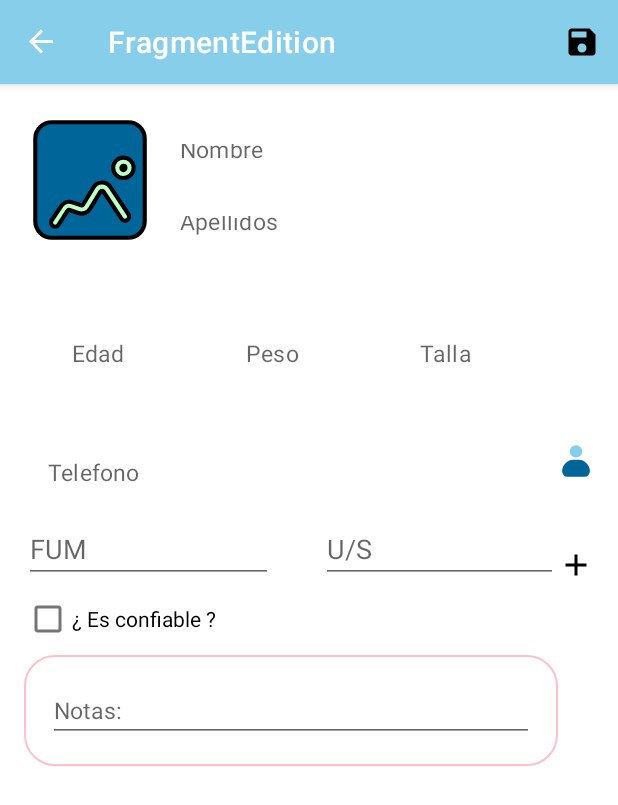
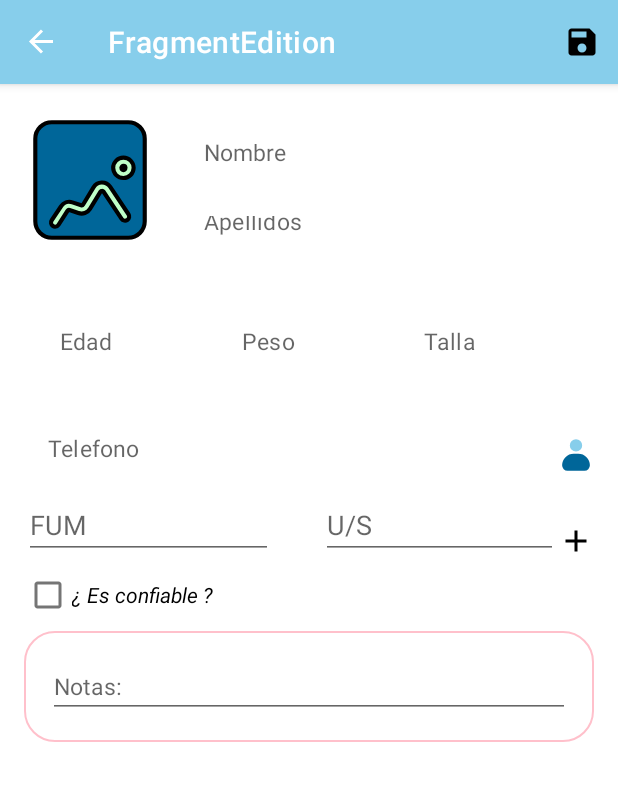
Before and after one commit to jander96/Gestantes-Control, an Android app: the FragmentEdition screen opened through its navigation route, on a phone screen of 412 x 824 dp. Shown: the top 805 px of the screen. Run offline under Robolectric (Android 15) with nearby library versions, the phone set to English and light mode, and no system bars; our stand-ins replace Dagger/Hilt's generated code, Room's generated code, navigation-ui.

```diff
--- a/app/src/main/java/com/devj/gestantescontrol/presenter/ui/adapters/PregnantAdapter.kt
+++ b/app/src/main/java/com/devj/gestantescontrol/presenter/ui/adapters/PregnantAdapter.kt
@@ -1,5 +1,6 @@
 package com.devj.gestantescontrol.presenter.ui.adapters
 
+import android.net.Uri
 import android.view.LayoutInflater
 import android.view.View
 import android.view.ViewGroup
@@ -32,6 +33,7 @@ class PregnantAdapter (private val onPressed: (pregnant: PregnantUI) -> Unit) :
         fun bind(pregnant: PregnantUI) {
             binding.tvNombre.text = pregnant.name
             binding.tvSemanas.text = pregnant.gestationalAgeByFUM
+            binding.iVGestante.setImageURI(Uri.parse(pregnant.photo))
 
         }
     }
--- a/app/src/main/java/com/devj/gestantescontrol/presenter/ui/view/homescreen/FragmentHome.kt
+++ b/app/src/main/java/com/devj/gestantescontrol/presenter/ui/view/homescreen/FragmentHome.kt
@@ -85,7 +85,6 @@ class FragmentHome : Fragment(R.layout.fragment_home) {
         state.pregnantList.collect{
             homeAdapter.submitList(it)
         }
-        if (state.isDataBaseEmpty) binding.contenidoLayout.textvTest.text = "La base de datos esta vacia"
     }
 
     private fun setupRecyclerView() {
--- a/app/src/main/res/layout/fragment_detail.xml
+++ b/app/src/main/res/layout/fragment_detail.xml
@@ -16,7 +16,7 @@
     <androidx.constraintlayout.widget.ConstraintLayout
         android:id="@+id/layout_header"
         android:layout_width="match_parent"
-        android:layout_height="wrap_content"
+        android:layout_height="150dp"
         android:background="@drawable/background_cardprofile"
         app:layout_constraintStart_toStartOf="parent"
         app:layout_constraintTop_toTopOf="parent">
--- a/app/src/main/res/layout/fragment_edicion.xml
+++ b/app/src/main/res/layout/fragment_edicion.xml
@@ -2,42 +2,49 @@
 <androidx.core.widget.NestedScrollView xmlns:android="http://schemas.android.com/apk/res/android"
     xmlns:app="http://schemas.android.com/apk/res-auto"
     android:layout_width="match_parent"
-    android:layout_height="match_parent">
+    android:layout_height="match_parent"
+    xmlns:tools="http://schemas.android.com/tools">
 
     <androidx.constraintlayout.widget.ConstraintLayout
         android:layout_width="match_parent"
         android:layout_height="match_parent"
         android:padding="16dp">
+
         <ImageView
             android:id="@+id/foto"
             android:layout_width="88dp"
             android:layout_height="88dp"
             android:scaleType="centerCrop"
+            android:src="@drawable/image_galery_pick"
+            app:layout_constraintBottom_toBottomOf="@id/input_layout_nombre"
+            app:layout_constraintEnd_toStartOf="@id/input_layout_nombre"
             app:layout_constraintStart_toStartOf="parent"
-            app:layout_constraintEnd_toStartOf="@id/input_layout_nombre"
-            app:layout_constraintTop_toTopOf="@id/input_layout_nombre"
-            app:layout_constraintBottom_toBottomOf="@id/input_layout_nombre"
-            android:src="@drawable/image_galery_pick" />
+            app:layout_constraintTop_toTopOf="@id/input_layout_nombre" />
 
         <com.google.android.material.textfield.TextInputLayout
             android:id="@+id/input_layout_nombre"
             android:layout_width="0dp"
             android:layout_height="wrap_content"
+            android:layout_marginStart="16dp"
             app:layout_constraintEnd_toEndOf="parent"
             app:layout_constraintStart_toEndOf="@id/foto"
             app:layout_constraintTop_toTopOf="parent">
+
             <LinearLayout
                 android:layout_width="match_parent"
                 android:layout_height="wrap_content"
                 android:orientation="vertical">
+
                 <EditText
                     android:id="@+id/et_nombre"
+                    style="@style/Widget.Material3.AutoCompleteTextView.FilledBox.Dense"
                     android:layout_width="match_parent"
                     android:layout_height="48dp"
                     android:hint="Nombre"
                     android:imeOptions="actionNext"
                     android:inputType="textPersonName|textCapWords"
                     android:textSize="15sp" />
+
                 <EditText
                     android:id="@+id/et_apellidos"
                     android:layout_width="match_parent"
@@ -45,27 +52,27 @@
                     android:hint="Apellidos"
                     android:imeOptions="actionNext"
                     android:inputType="textPersonName|textCapWords"
-                    android:textSize="15sp"/>
+                    android:textSize="15sp" />
             </LinearLayout>
 
 
         </com.google.android.material.textfield.TextInputLayout>
 
-
         <com.google.android.material.textfield.TextInputLayout
             android:id="@+id/input_layout_edad"
             android:layout_width="0dp"
             android:layout_height="wrap_content"
-            android:padding="16dp"
+            android:padding="8dp"
+            app:errorEnabled="true"
+            app:layout_constraintEnd_toEndOf="parent"
             app:layout_constraintStart_toStartOf="parent"
-            app:layout_constraintEnd_toEndOf="parent"
-            app:layout_constraintTop_toBottomOf="@id/input_layout_nombre"
-            app:errorEnabled="true">
+            app:layout_constraintTop_toBottomOf="@id/input_layout_nombre">
 
             <LinearLayout
                 android:layout_width="match_parent"
                 android:layout_height="wrap_content"
                 android:orientation="horizontal">
+
                 <EditText
                     android:id="@+id/et_edad"
                     android:layout_width="wrap_content"
@@ -75,6 +82,7 @@
                     android:imeOptions="actionNext"
                     android:inputType="number"
                     android:textSize="15sp" />
+
                 <EditText
                     android:id="@+id/et_peso"
                     android:layout_width="wrap_content"
@@ -84,6 +92,7 @@
                     android:imeOptions="actionNext"
                     android:inputType="numberDecimal"
                     android:textSize="15sp" />
+
                 <EditText
                     android:id="@+id/et_talla"
                     android:layout_width="wrap_content"
@@ -96,21 +105,20 @@
             </LinearLayout>
         </com.google.android.material.textfield.TextInputLayout>
 
-
         <com.google.android.material.textfield.TextInputLayout
             android:id="@+id/input_layout_telefono"
             android:layout_width="match_parent"
             android:layout_height="wrap_content"
+            android:layout_marginTop="8dp"
             android:orientation="horizontal"
-                android:layout_marginTop="8dp"
             app:layout_constraintStart_toStartOf="parent"
             app:layout_constraintTop_toBottomOf="@id/input_layout_edad">
 
             <LinearLayout
                 android:layout_width="match_parent"
                 android:layout_height="wrap_content"
-                    android:orientation="horizontal"
-                    android:gravity="start|center">
+                android:gravity="start|center"
+                android:orientation="horizontal">
 
                 <EditText
                     android:id="@+id/et_telefono"
@@ -120,20 +128,18 @@
                     android:hint="@string/telefono"
                     android:imeOptions="actionNext"
                     android:inputType="phone"
-                        android:textSize="15sp"/>
+                    android:textSize="15sp" />
+
                 <ImageView
                     android:id="@+id/ibtn_telefono"
                     android:layout_width="32dp"
                     android:layout_height="32dp"
+                    android:layout_gravity="bottom"
                     android:layout_weight="1"
-                        android:src="@drawable/ic_contact"
-                        />
+                    android:src="@drawable/ic_contact" />
             </LinearLayout>
 
-
         </com.google.android.material.textfield.TextInputLayout>
-
-
 
         <LinearLayout
             android:id="@+id/layout_btn_calendarios"
@@ -141,101 +147,110 @@
             android:layout_height="wrap_content"
             android:layout_marginTop="8dp"
             android:orientation="horizontal"
-            app:layout_constraintTop_toBottomOf="@id/input_layout_telefono"
+            app:layout_constraintEnd_toStartOf="@id/iv_add_us"
             app:layout_constraintStart_toStartOf="parent"
-            app:layout_constraintEnd_toStartOf="@id/iv_add_us"
-            >
+            app:layout_constraintTop_toBottomOf="@id/input_layout_telefono">
+
             <EditText
                 android:id="@+id/btn_fum"
                 android:layout_width="wrap_content"
                 android:layout_height="wrap_content"
-                android:hint="FUM"
+                android:layout_marginEnd="16dp"
                 android:layout_weight="1"
-                android:layout_marginEnd="16dp"
-                />
+                android:hint="FUM" />
+
             <LinearLayout
                 android:layout_width="wrap_content"
                 android:layout_height="wrap_content"
-                android:orientation="vertical"
+                android:layout_marginStart="16dp"
                 android:layout_weight="1"
-                android:layout_marginStart="16dp">
+                android:orientation="vertical">
+
                 <EditText
                     android:id="@+id/btn_usg"
                     android:layout_width="match_parent"
                     android:layout_height="wrap_content"
                     android:hint="@string/u_s" />
+
                 <EditText
                     android:id="@+id/btn_us_second"
                     android:layout_width="match_parent"
                     android:layout_height="wrap_content"
                     android:hint="@string/u_s"
-                    android:visibility="gone"/>
+                    android:visibility="gone" />
+
                 <EditText
                     android:id="@+id/btn_us_third"
                     android:layout_width="match_parent"
                     android:layout_height="wrap_content"
                     android:hint="@string/u_s"
-                    android:visibility="gone"/>
+                    android:visibility="gone" />
 
             </LinearLayout>
 
         </LinearLayout>
+
         <ImageView
             android:id="@+id/iv_add_us"
             android:layout_width="wrap_content"
             android:layout_height="wrap_content"
-            app:layout_constraintStart_toEndOf="@id/layout_btn_calendarios"
+            android:src="@drawable/ic_add"
+            app:layout_constraintBottom_toBottomOf="@id/layout_btn_calendarios"
             app:layout_constraintEnd_toEndOf="parent"
-            app:layout_constraintBottom_toBottomOf="@id/layout_btn_calendarios"
-            android:src="@drawable/ic_add"/>
+            app:layout_constraintStart_toEndOf="@id/layout_btn_calendarios" />
+
         <TextView
             android:id="@+id/tv_day_us"
             android:layout_width="wrap_content"
             android:layout_height="wrap_content"
-            app:layout_constraintTop_toBottomOf="@id/layout_btn_calendarios"
-            app:layout_constraintEnd_toEndOf="@id/layout_btn_calendarios"/>
+            tools:text="1"
+            app:layout_constraintEnd_toEndOf="@id/layout_btn_calendarios"
+            app:layout_constraintTop_toBottomOf="@id/layout_btn_calendarios" />
+
         <TextView
             android:id="@+id/tv_weeks_us"
             android:layout_width="wrap_content"
             android:layout_height="wrap_content"
+            tools:text="12"
             android:layout_marginEnd="8dp"
-            app:layout_constraintTop_toBottomOf="@id/layout_btn_calendarios"
-            app:layout_constraintEnd_toStartOf="@id/tv_day_us"/>
+            app:layout_constraintEnd_toStartOf="@id/tv_day_us"
+            app:layout_constraintTop_toBottomOf="@id/layout_btn_calendarios" />
 
         <CheckBox
             android:id="@+id/cb_fum_confiable"
+            style="@android:style/Widget.DeviceDefault.CompoundButton.CheckBox"
             android:layout_width="wrap_content"
             android:layout_height="wrap_content"
             android:text="@string/es_confiable"
+            android:textAlignment="viewStart"
+            android:textAllCaps="false"
+            android:textStyle="italic"
             app:layout_constraintStart_toStartOf="@id/layout_btn_calendarios"
-            app:layout_constraintTop_toBottomOf="@id/layout_btn_calendarios"
-            />
+            app:layout_constraintTop_toBottomOf="@id/layout_btn_calendarios" />
+
         <View
             android:id="@+id/v_notas_border"
             android:layout_width="0dp"
             android:layout_height="0dp"
-            app:layout_constraintTop_toBottomOf="@id/cb_fum_confiable"
+            android:background="@drawable/background_notas"
+            app:layout_constraintBottom_toBottomOf="parent"
+            app:layout_constraintEnd_toEndOf="parent"
             app:layout_constraintStart_toStartOf="@id/layout_btn_calendarios"
-            app:layout_constraintEnd_toEndOf="@id/layout_btn_calendarios"
-            app:layout_constraintBottom_toBottomOf="parent"
-            android:background="@drawable/background_notas"/>
+            app:layout_constraintTop_toBottomOf="@id/cb_fum_confiable" />
 
         <EditText
             android:id="@+id/et_notas"
             android:layout_width="0dp"
             android:layout_height="wrap_content"
-            app:layout_constraintStart_toStartOf="@id/v_notas_border"
-            app:layout_constraintEnd_toEndOf="@id/v_notas_border"
-            app:layout_constraintTop_toTopOf="@id/v_notas_border"
-            app:layout_constraintBottom_toBottomOf="@id/v_notas_border"
             android:layout_margin="16dp"
             android:hint="@string/notas"
+            android:imeOptions="actionDone"
             android:inputType="textMultiLine|textCapSentences"
-            android:imeOptions="actionDone"
-            android:textSize="15sp"/>
-
-
-
+            android:textSize="15sp"
+            app:layout_constraintBottom_toBottomOf="@id/v_notas_border"
+            app:layout_constraintEnd_toEndOf="@id/v_notas_border"
+            app:layout_constraintStart_toStartOf="@id/v_notas_border"
+            app:layout_constraintTop_toTopOf="@id/v_notas_border" />
 
     </androidx.constraintlayout.widget.ConstraintLayout>
 </androidx.core.widget.NestedScrollView>
```
Also changed, not shown: app/src/main/java/com/devj/gestantescontrol/presenter/ui/view/editionscreen/FragmentEdition.kt (+6 -11 lines), app/src/main/res/drawable/edition_background.xml (added, +10 -0 lines), app/src/main/res/layout/contenido.xml (+2 -9 lines), app/src/main/res/layout/gestante_item.xml (+11 -8 lines), app/src/main/res/drawable-nodpi/edition_image_backgroud.jpeg (added), app/src/main/res/drawable-nodpi/pregnant_background.jpeg (added), app/src/main/res/drawable-nodpi/pregnant_dark.jpg (added). Lines whose indentation alone changed are shown as unchanged.
